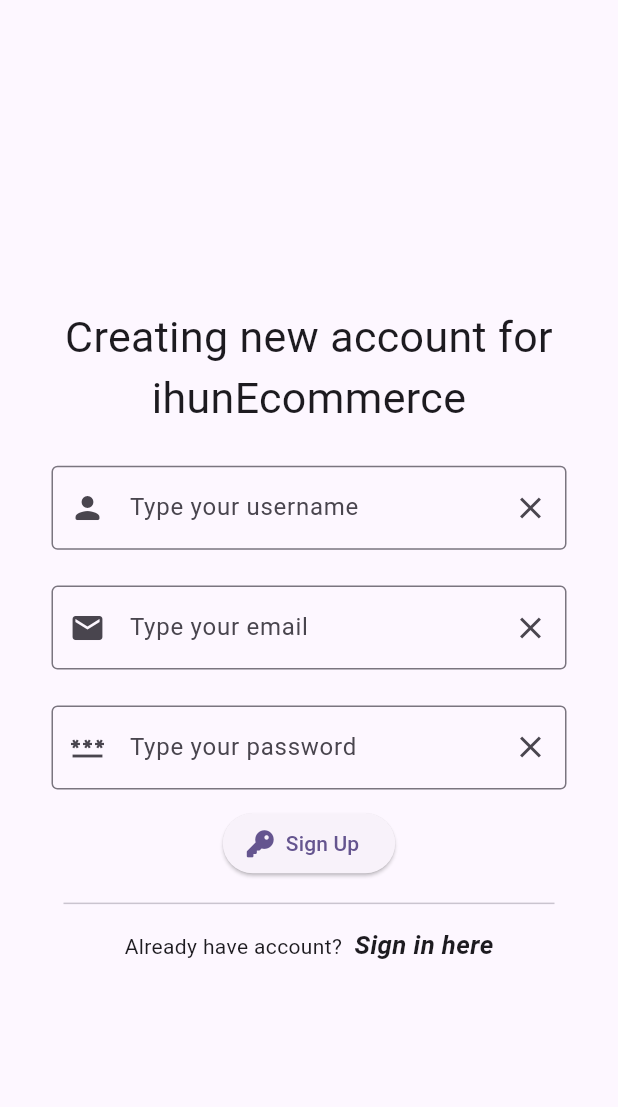
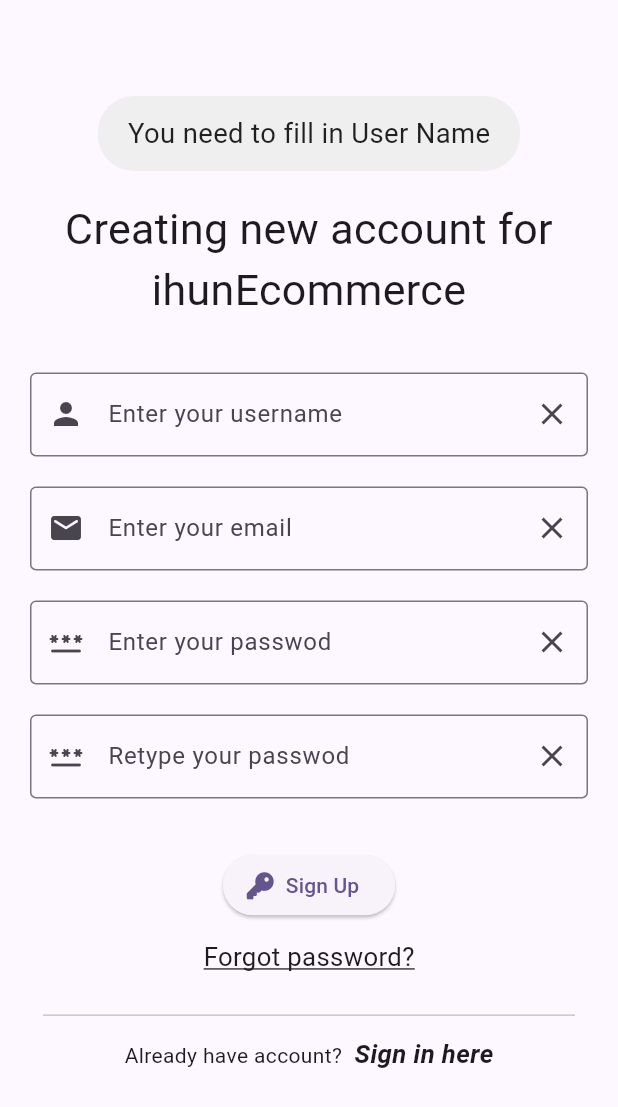
Before and after one commit to Hung6129/ihun_commerce, a Flutter app: the SignUpPage screen opened directly, after a tap on "Sign Up", on a phone screen of 412 x 824 dp. Shown: the top 1107 px of the screen. Run offline on Flutter 3.47's test engine with Material 2 defaults, Android fonts, the phone set to English and light mode, and no system bars; our stand-ins replace bloc, dio, equatable, firebase_auth, firebase_core, flutter_bloc and 3 more; accounts and stored records are empty; network calls fail.

Commit message:
done sign_up logic

```diff
--- a/lib/logic/authenticate/repo/authenticate_repo.dart
+++ b/lib/logic/authenticate/repo/authenticate_repo.dart
@@ -2,11 +2,14 @@ import 'package:firebase_auth/firebase_auth.dart';
 import 'package:flutter/widgets.dart';
 import 'package:flutter_bloc/flutter_bloc.dart';
 import 'package:ihun_commerce/logic/authenticate/sign_in_bloc/sign_in_bloc.dart';
+import 'package:ihun_commerce/logic/authenticate/sign_up_bloc/sign_up_bloc.dart';
 import 'package:ihun_commerce/utility/toast/flutter_toast.dart';
 
 class AuthenticateRepo {
   final BuildContext context;
   const AuthenticateRepo({required this.context});
+
+  // take email and password then hanlde sign in
   Future<void> handleSignIn(String type) async {
     try {
       if (type == "emailAndPassword") {
@@ -16,10 +19,12 @@ class AuthenticateRepo {
         if (email.isEmpty) {
           // email is emty
           toastInfor(text: "You need to fill in email address");
+          return;
         }
         if (password.isEmpty) {
           // password is emty
           toastInfor(text: "You need to fill in password");
+          return;
         }
         try {
           final userCredential = await FirebaseAuth.instance
@@ -27,28 +32,35 @@ class AuthenticateRepo {
           if (userCredential.user == null) {
             // user not exist
             toastInfor(text: "The email address don't exist");
+            return;
           }
           if (!userCredential.user!.emailVerified) {
             // user not verified
             toastInfor(
                 text:
                     "You haven't verify your email address.\nPlease verify your account");
+            return;
           }
           var user = userCredential.user;
           if (user != null) {
             toastInfor(text: "User exist, let go to the main page");
+            return;
           } else {
             toastInfor(
                 text:
                     "You not a user of this app\nTry to sign up a new account");
+            return;
           }
         } on FirebaseAuthException catch (e) {
           if (e.code == 'user-not-found') {
             toastInfor(text: "No user found for that email");
+            return;
           } else if (e.code == 'wrong-password') {
             toastInfor(text: "Wrong password\nPlease try again");
+            return;
           } else if (e.code == 'invalid-email') {
             toastInfor(text: "Wrong email\nPlease try again");
+            return;
           }
         }
       }
@@ -57,22 +69,59 @@ class AuthenticateRepo {
     }
   }
 
-  Future<void> signUp(String emailAddress, String password) async {
+  Future<void> signUp() async {
     try {
-      final userCre =
-          await FirebaseAuth.instance.createUserWithEmailAndPassword(
-        email: emailAddress,
-        password: password,
-      );
-      print('Done sign up with ${userCre.user!.email}');
-    } on FirebaseAuthException catch (e) {
-      if (e.code == 'weak-password') {
-        print('The password provided is too weak.');
-      } else if (e.code == 'email-already-in-use') {
-        print('The account already exists for that email.');
+      final state = context.read<SignUpBloc>().state;
+      String email = state.email;
+      String password = state.password;
+      String userName = state.userName;
+      String reTypePassword = state.reTypePassword;
+      if (userName.isEmpty) {
+        // userName is emty
+        toastInfor(text: "You need to fill in User Name");
+        return;
+      }
+      if (email.isEmpty) {
+        // email is emty
+        toastInfor(text: "You need to fill in Email address");
+        return;
+      }
+      if (password.isEmpty) {
+        // password is emty
+        toastInfor(text: "You need to fill in Password");
+        return;
+      }
+      if (reTypePassword.isEmpty) {
+        // reTypePassword is emty
+        toastInfor(text: "You need to retype the Password");
+        return;
+      }
+      if (reTypePassword != password) {
+        // check retype password
+        toastInfor(text: "Retype password not match the password");
+        return;
+      }
+      try {
+        final userCredential = await FirebaseAuth.instance
+            .createUserWithEmailAndPassword(email: email, password: password);
+        if (userCredential.user != null) {
+          await userCredential.user?.sendEmailVerification();
+          await userCredential.user?.updateDisplayName(userName);
+          toastInfor(
+              text:
+                  'An email has been sent to your email box\nPlease check and click the link to activate your account');
+
+          Navigator.of(context).pop();
+        }
+      } on FirebaseAuthException catch (e) {
+        if (e.code == 'weak-password') {
+          toastInfor(text: 'The password provided is too weak.');
+        } else if (e.code == 'email-already-in-use') {
+          toastInfor(text: 'The account already exists for that email.');
+        }
       }
     } catch (e) {
-      print(e);
+      toastInfor(text: "Something went wrong\nPlease try again next time");
     }
   }
 }
--- /dev/null
+++ b/lib/logic/authenticate/sign_up_bloc/sign_up_bloc.dart
@@ -0,0 +1,30 @@
+import 'package:bloc/bloc.dart';
+import 'package:equatable/equatable.dart';
+
+part 'sign_up_event.dart';
+part 'sign_up_state.dart';
+
+class SignUpBloc extends Bloc<SignUpEvent, SignUpState> {
+  SignUpBloc() : super(const SignUpState()) {
+    on<UserNameEvent>(_userNameEvent);
+    on<EmailEvent>(_emailEvent);
+    on<PasswordEvent>(_passwordEvent);
+    on<RePasswordEvent>(_rePasswordEvent);
+  }
+
+  void _userNameEvent(UserNameEvent event, Emitter<SignUpState> emit) {
+    emit(state.copyWith(userName: event.userName));
+  }
+
+  void _emailEvent(EmailEvent event, Emitter<SignUpState> emit) {
+    emit(state.copyWith(email: event.email));
+  }
+
+  void _passwordEvent(PasswordEvent event, Emitter<SignUpState> emit) {
+    emit(state.copyWith(password: event.password));
+  }
+
+  void _rePasswordEvent(RePasswordEvent event, Emitter<SignUpState> emit) {
+    emit(state.copyWith(reTypePassword: event.reTypePassword));
+  }
+}
--- /dev/null
+++ b/lib/logic/authenticate/sign_up_bloc/sign_up_event.dart
@@ -0,0 +1,32 @@
+part of 'sign_up_bloc.dart';
+
+abstract class SignUpEvent extends Equatable {
+  const SignUpEvent();
+
+  @override
+  List<Object> get props => [];
+}
+
+class UserNameEvent extends SignUpEvent {
+  final String userName;
+
+  const UserNameEvent(this.userName);
+}
+
+class EmailEvent extends SignUpEvent {
+  final String email;
+
+  const EmailEvent(this.email);
+}
+
+class PasswordEvent extends SignUpEvent {
+  final String password;
+
+  const PasswordEvent(this.password);
+}
+
+class RePasswordEvent extends SignUpEvent {
+  final String reTypePassword;
+
+  const RePasswordEvent(this.reTypePassword);
+}
--- /dev/null
+++ b/lib/logic/authenticate/sign_up_bloc/sign_up_state.dart
@@ -0,0 +1,29 @@
+part of 'sign_up_bloc.dart';
+
+class SignUpState {
+  const SignUpState({
+    this.email = "",
+    this.password = "",
+    this.userName = "",
+    this.reTypePassword = "",
+  });
+
+  final String email;
+  final String password;
+  final String userName;
+  final String reTypePassword;
+
+  SignUpState copyWith({
+    String? email,
+    String? password,
+    String? userName,
+    String? reTypePassword,
+  }) {
+    return SignUpState(
+      email: email ?? this.email,
+      password: password ?? this.password,
+      userName: userName ?? this.userName,
+      reTypePassword: reTypePassword ?? this.reTypePassword,
+    );
+  }
+}
--- /dev/null
+++ b/lib/utility/bloc_provider/bloc_provider.dart
@@ -0,0 +1,30 @@
+import 'package:flutter_bloc/flutter_bloc.dart';
+import 'package:ihun_commerce/data/services/shopping_repo.dart';
+import 'package:ihun_commerce/logic/authenticate/sign_in_bloc/sign_in_bloc.dart';
+import 'package:ihun_commerce/logic/authenticate/sign_up_bloc/sign_up_bloc.dart';
+import 'package:ihun_commerce/logic/cart_bloc/cart_bloc.dart';
+import 'package:ihun_commerce/logic/products_bloc/products_bloc.dart';
+
+final shoppingRepository = ShoppingRepository();
+
+class AppBlocProvider {
+  static get allBlocProvider => [
+        BlocProvider(
+          create: (context) => SignInBloc(),
+        ),
+        BlocProvider(
+          create: (context) => SignUpBloc(),
+        ),
+        BlocProvider(
+          create: (context) => ProductsBloc()
+            ..add(
+              LoadListProducts(),
+            ),
+        ),
+        BlocProvider(
+          create: (_) => CartBloc(
+            shoppingRepository: shoppingRepository,
+          )..add(CartStarted()),
+        ),
+      ];
+}
--- a/lib/views/authenticate/sign_up/sign_up_page.dart
+++ b/lib/views/authenticate/sign_up/sign_up_page.dart
@@ -1,10 +1,16 @@
-import 'package:flutter/gestures.dart';
 import 'package:flutter/material.dart';
+import 'package:flutter_bloc/flutter_bloc.dart';
 import 'package:flutter_screenutil/flutter_screenutil.dart';
 import 'package:font_awesome_flutter/font_awesome_flutter.dart';
+import 'package:ihun_commerce/logic/authenticate/repo/authenticate_repo.dart';
+import 'package:ihun_commerce/logic/authenticate/sign_up_bloc/sign_up_bloc.dart';
 
 import 'package:ihun_commerce/views/authenticate/sign_in/sign_in_page.dart';
-import 'package:ihun_commerce/views/authenticate/widgets/clear_btn.dart';
+import 'package:ihun_commerce/views/authenticate/widgets/cus_auth_nav_sign.dart';
+
+import 'package:ihun_commerce/views/authenticate/widgets/cus_divider.dart';
+import 'package:ihun_commerce/views/authenticate/widgets/cus_textfeild.dart';
+import 'package:ihun_commerce/views/authenticate/widgets/forgot_password.dart';
 
 class SignUpPage extends StatefulWidget {
   const SignUpPage({super.key});
@@ -17,9 +23,12 @@ class _SignUpPageState extends State<SignUpPage> {
   final TextEditingController _emailController = TextEditingController();
   final TextEditingController _usernameController = TextEditingController();
   final TextEditingController _passwordController = TextEditingController();
+  final TextEditingController _reTypePasswordController =
+      TextEditingController();
   @override
   Widget build(BuildContext context) {
-    return Scaffold(
+    return BlocBuilder<SignUpBloc, SignUpState>(
+      builder: (context, state) => Scaffold(
         body: Column(
           mainAxisAlignment: MainAxisAlignment.center,
           crossAxisAlignment: CrossAxisAlignment.center,
@@ -32,89 +41,52 @@ class _SignUpPageState extends State<SignUpPage> {
                 style: TextStyle(fontSize: 25.sp),
               ),
             ),
-          Padding(
-            padding: EdgeInsets.symmetric(horizontal: 30.w),
-            child: Center(
-              child: TextField(
+            CusTextFeild(
+                onChange: (value) {
+                  context.read<SignUpBloc>().add(UserNameEvent(value));
+                },
                 controller: _usernameController,
-                decoration: InputDecoration(
-                  prefixIcon: const Icon(Icons.person_rounded),
-                  suffixIcon: ClearButton(controller: _usernameController),
-                  labelText: 'Type your username',
-                  border: const OutlineInputBorder(),
-                ),
-              ),
-            ),
-          ),
-          Padding(
-            padding: EdgeInsets.symmetric(horizontal: 30.w, vertical: 20.h),
-            child: Center(
-              child: TextField(
+                lblText: 'Enter your username',
+                iconData: Icons.person),
+            CusTextFeild(
+                onChange: (value) {
+                  context.read<SignUpBloc>().add(EmailEvent(value));
+                },
                 controller: _emailController,
-                decoration: InputDecoration(
-                  prefixIcon: const Icon(Icons.email),
-                  suffixIcon: ClearButton(controller: _emailController),
-                  labelText: 'Type your email',
-                  border: const OutlineInputBorder(),
-                ),
-              ),
-            ),
-          ),
-          Padding(
-            padding: EdgeInsets.symmetric(horizontal: 30.w),
-            child: Center(
-              child: TextField(
+                lblText: 'Enter your email',
+                iconData: Icons.email_rounded),
+            CusTextFeild(
+                onChange: (value) {
+                  context.read<SignUpBloc>().add(PasswordEvent(value));
+                },
                 controller: _passwordController,
-                obscureText: true,
-                decoration: InputDecoration(
-                  prefixIcon: const Icon(Icons.password),
-                  suffixIcon: ClearButton(controller: _passwordController),
-                  labelText: 'Type your password',
-                  border: const OutlineInputBorder(),
-                ),
-              ),
-            ),
-          ),
+                lblText: 'Enter your passwod',
+                txtfType: 'password',
+                iconData: Icons.password_rounded),
+            CusTextFeild(
+                onChange: (value) {
+                  context.read<SignUpBloc>().add(RePasswordEvent(value));
+                },
+                controller: _reTypePasswordController,
+                lblText: 'Retype your passwod',
+                txtfType: 'password',
+                iconData: Icons.password_rounded),
             SizedBox(
-            height: 10.h,
+              height: 20.h,
             ),
             ElevatedButton.icon(
-              onPressed: () {},
+                onPressed: () {
+                  AuthenticateRepo(context: context).signUp();
+                },
                 icon: const FaIcon(FontAwesomeIcons.key),
                 label: const Text('Sign Up')),
-          Padding(
-            padding: const EdgeInsets.all(8.0),
-            child: Divider(
-              indent: 30.w,
-              endIndent: 30.w,
+            ForgotPassword(
+              ontap: () {},
             ),
-          ),
-          Text.rich(
-            TextSpan(
-              children: [
-                const TextSpan(text: 'Already have account? '),
-                TextSpan(
-                  recognizer: TapGestureRecognizer()
-                    ..onTap = () {
-                      Navigator.pushAndRemoveUntil(
-                        context,
-                        MaterialPageRoute(
-                          builder: (context) => const SignInPage(),
-                        ),
-                        (route) => false,
-                      );
-                    },
-                  text: ' Sign in here',
-                  style: TextStyle(
-                    fontWeight: FontWeight.bold,
-                    fontSize: 15.sp,
-                    fontStyle: FontStyle.italic,
-                  ),
-                ),
+            const CusDivider(),
+            const CusAuthNav(authNavType: '', navTo: SignInPage())
           ],
         ),
-          )
-        ],
       ),
     );
   }
--- a/lib/views/authenticate/widgets/clear_btn.dart
+++ /dev/null
@@ -1,13 +0,0 @@
-import 'package:flutter/material.dart';
-
-class ClearButton extends StatelessWidget {
-  const ClearButton({super.key, required this.controller});
-
-  final TextEditingController controller;
-
-  @override
-  Widget build(BuildContext context) => IconButton(
-        icon: const Icon(Icons.clear),
-        onPressed: () => controller.clear(),
-      );
-}
--- /dev/null
+++ b/lib/views/authenticate/widgets/cus_auth_nav_sign.dart
@@ -0,0 +1,47 @@
+import 'package:flutter/gestures.dart';
+import 'package:flutter/material.dart';
+import 'package:flutter_screenutil/flutter_screenutil.dart';
+
+class CusAuthNav extends StatelessWidget {
+  const CusAuthNav({
+    super.key,
+    required this.authNavType,
+    required this.navTo,
+  });
+
+  final String authNavType;
+  final Widget navTo;
+
+  @override
+  Widget build(BuildContext context) {
+    return Text.rich(
+      TextSpan(
+        children: [
+          TextSpan(
+            text: authNavType == 'signIn'
+                ? 'Do not have account yet? '
+                : 'Already have account? ',
+          ),
+          TextSpan(
+            recognizer: TapGestureRecognizer()
+              ..onTap = () {
+                Navigator.pushAndRemoveUntil(
+                  context,
+                  MaterialPageRoute(
+                    builder: (context) => navTo,
+                  ),
+                  (route) => false,
+                );
+              },
+            text: authNavType == 'signIn' ? ' Sign up here ' : ' Sign in here',
+            style: TextStyle(
+              fontWeight: FontWeight.bold,
+              fontSize: 15.sp,
+              fontStyle: FontStyle.italic,
+            ),
+          ),
+        ],
+      ),
+    );
+  }
+}
--- /dev/null
+++ b/lib/views/authenticate/widgets/cus_divider.dart
@@ -0,0 +1,18 @@
+import 'package:flutter/material.dart';
+import 'package:flutter_screenutil/flutter_screenutil.dart';
+
+class CusDivider extends StatelessWidget {
+  const CusDivider({super.key});
+
+  @override
+  Widget build(BuildContext context) {
+    return Padding(
+      padding: EdgeInsets.all(5.w),
+      child: Divider(
+        indent: 20.w,
+        endIndent: 20.w,
+        thickness: 1,
+      ),
+    );
+  }
+}
--- /dev/null
+++ b/lib/views/authenticate/widgets/cus_textfeild.dart
@@ -0,0 +1,49 @@
+import 'package:flutter/material.dart';
+
+class CusTextFeild extends StatelessWidget {
+  const CusTextFeild({
+    super.key,
+    required this.controller,
+    required this.lblText,
+    required this.iconData,
+    this.txtfType = 'text',
+    required this.onChange,
+  });
+  final Function(String value) onChange;
+  final String txtfType;
+  final TextEditingController controller;
+  final String lblText;
+  final IconData iconData;
+  @override
+  Widget build(BuildContext context) {
+    return Padding(
+      padding: const EdgeInsets.symmetric(horizontal: 20, vertical: 10),
+      child: TextField(
+        onChanged: onChange,
+        controller: controller,
+        obscureText: txtfType == 'password' ? true : false,
+        decoration: InputDecoration(
+          prefixIcon: Icon(iconData),
+          suffixIcon: ClearButton(controller: controller),
+          labelText: lblText,
+          border: const OutlineInputBorder(),
+        ),
+      ),
+    );
+  }
+}
+
+class ClearButton extends StatelessWidget {
+  const ClearButton({super.key, required this.controller});
+
+  final TextEditingController controller;
+
+  @override
+  Widget build(BuildContext context) => IconButton(
+        icon: const Icon(Icons.clear),
+        onPressed: () {
+          print('tapped');
+          controller.clear();
+        },
+      );
+}
--- /dev/null
+++ b/lib/views/authenticate/widgets/forgot_password.dart
@@ -0,0 +1,25 @@
+import 'package:flutter/material.dart';
+import 'package:flutter_screenutil/flutter_screenutil.dart';
+
+class ForgotPassword extends StatelessWidget {
+  const ForgotPassword({
+    super.key,
+    required this.ontap,
+  });
+
+  final VoidCallback ontap;
+  @override
+  Widget build(BuildContext context) {
+    return Padding(
+      padding: EdgeInsets.all(10.h),
+      child: GestureDetector(
+        onTap: ontap,
+        child: Text("Forgot password?",
+            style: TextStyle(
+              fontSize: 15.sp,
+              decoration: TextDecoration.underline,
+            )),
+      ),
+    );
+  }
+}
```
Also changed, not shown: lib/main.dart (+2 -21 lines), lib/views/authenticate/sign_in/sign_in_page.dart (+25 -93 lines), lib/views/authenticate/widgets/signin_with_thirdparty.dart (added, +42 -0 lines). Lines whose indentation alone changed are shown as unchanged.
